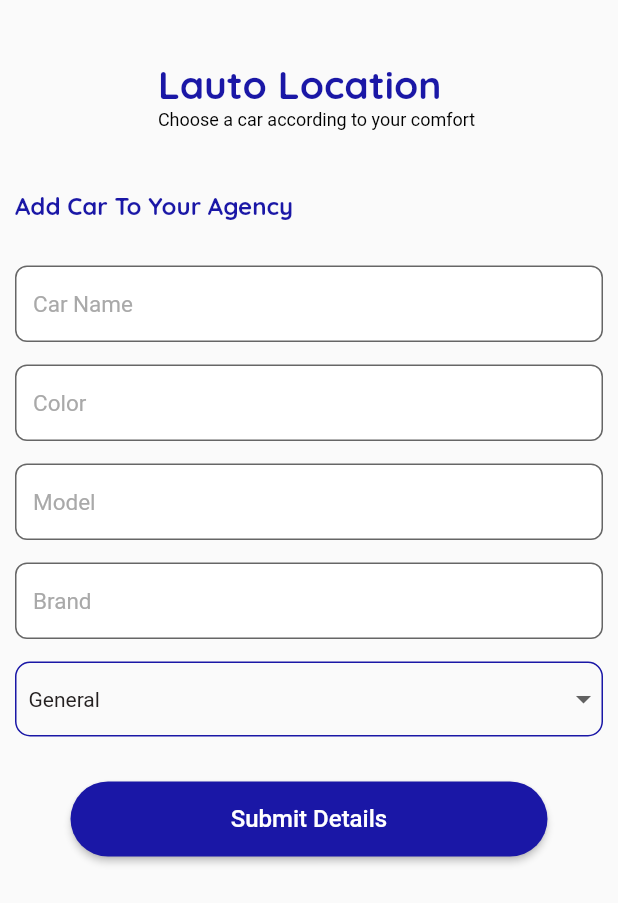
After one commit to Uzairinshallah/lauto_location, a Flutter app: the AddCar screen opened directly, on a phone screen of 412 x 824 dp. The commit adds this screen. Shown: the top 903 px of the screen. Run offline on Flutter 3.47's test engine with Material 2 defaults, Android fonts, the phone set to English and light mode, and no system bars; our stand-ins replace cloud_firestore, country_code_picker, firebase_auth, firebase_core, flutter_spinkit, google_fonts and 1 more; missing offline and left inert: phone_number; accounts and stored records are empty.

Commit message:
agency signup2

```diff
--- a/lib/screens/AuthPhone/signup_form.dart
+++ b/lib/screens/AuthPhone/signup_form.dart
@@ -65,7 +65,8 @@ class _SignUpFormState extends State<SignUpForm> {
   }
 
   Widget portraitView(BuildContext context, DataProvider model) {
-    return Column(
+    return SingleChildScrollView(
+      child: Column(
         children: [
           SizedBox(
             height: 45,
@@ -128,6 +129,7 @@ class _SignUpFormState extends State<SignUpForm> {
             ),
           ),
         ],
+      ),
     );
   }
 
--- a/lib/screens/dashboard/history_page.dart
+++ b/lib/screens/dashboard/history_page.dart
@@ -86,7 +86,7 @@ class _HistoryPageState extends State<HistoryPage> {
                         ),
                         child: Center(
                           child: Text(
-                            "Salons",
+                            "Upcomming ",
                             style: AppTextStyle.quickSand(
                               style: TextStyle(
                                   color: (controller.toggleIndex == 0)
@@ -119,7 +119,7 @@ class _HistoryPageState extends State<HistoryPage> {
                         ),
                         child: Center(
                           child: Text(
-                            "Employee",
+                            "Completed",
                             style: AppTextStyle.quickSand(
                               style: TextStyle(
                                   color: (controller.toggleIndex == 1)
--- /dev/null
+++ b/lib/screens/dashboard_a/add_car.dart
@@ -0,0 +1,137 @@
+import 'package:flutter/material.dart';
+import 'package:lauto_location/widgets/get_button.dart';
+import 'package:lauto_location/widgets/textfield_widget.dart';
+
+import '../../extras/app_text_style.dart';
+import '../../extras/colors.dart';
+import '../../extras/functions.dart';
+import 'agency_homepage.dart';
+
+class AddCar extends StatefulWidget {
+  const AddCar({Key? key}) : super(key: key);
+
+  @override
+  State<AddCar> createState() => _AddCarState();
+}
+
+class _AddCarState extends State<AddCar> {
+
+  var carName = TextEditingController();
+  var color = TextEditingController();
+  var model = TextEditingController();
+  var brand = TextEditingController();
+
+  List<String> dropDownCategory = [
+    'General',
+    'Lamborghini',
+    'Ford',
+    'Ferrari',
+  ];
+  List<String> dropDownPriority = ['Normal', 'Important', 'High'];
+  var selectedCategory = 'General';
+
+  @override
+  Widget build(BuildContext context) {
+    return Scaffold(
+      body: Padding(
+        padding: const EdgeInsets.all(10.0),
+        child: Column(
+          children: [
+            SizedBox(
+              height: 30,
+            ),
+            Padding(
+              padding: const EdgeInsets.only(left: 10),
+              child: Column(
+                crossAxisAlignment: CrossAxisAlignment.start,
+                children: [
+                  Text(
+                    'Lauto Location',
+                    style: AppTextStyle.quickSand(
+                      style: TextStyle(
+                          color: CColors.primaryColor,
+                          fontSize: 26,
+                          fontWeight: FontWeight.w700),
+                    ),
+                  ),
+                  const Text(
+                    'Choose a car according to your comfort',
+                    style: TextStyle(
+                      color: Colors.black,
+                      fontSize: 12,
+                    ),
+                    maxLines: 2,
+                  ),
+                ],
+              ),
+            ),
+            SizedBox(
+              height: 40,
+            ),
+            Align(
+              alignment: Alignment.topLeft,
+              child: Text(
+                'Add Car To Your Agency',
+                style: AppTextStyle.quickSand(
+                  style: TextStyle(
+                      color: CColors.primaryColor,
+                      fontSize: 16,
+                      fontWeight: FontWeight.w700),
+                ),
+              ),
+            ),
+            SizedBox(
+              height: 30,
+            ),
+
+            TextFieldWidget(hintText: 'Car Name', controller: carName),
+            Padding(
+              padding: const EdgeInsets.symmetric(vertical: 15.0),
+              child: TextFieldWidget(hintText: 'Color', controller: color),
+            ),
+            TextFieldWidget(hintText: 'Model', controller: model),
+            Padding(
+              padding: const EdgeInsets.symmetric(vertical: 15.0),
+              child: TextFieldWidget(hintText: 'Brand', controller: brand),
+            ),
+            Container(
+              width: double.infinity,
+              decoration: BoxDecoration(
+                  border:
+                  Border.all(color: CColors.primaryColor, width: 1),
+                  borderRadius: BorderRadius.circular(10)),
+              child: DropdownButton<String>(
+                value: selectedCategory,
+                isExpanded: true,
+                icon: const Icon(Icons.arrow_drop_down),
+                elevation: 16,
+                style: TextStyle(color: CColors.textblack),
+                underline: const SizedBox(),
+                onChanged: (String? newValue) {
+                  setState(() {
+                    selectedCategory = newValue!;
+                  });
+                },
+                items: dropDownCategory
+                    .map<DropdownMenuItem<String>>((String value) {
+                  return DropdownMenuItem<String>(
+                    value: value,
+                    child: Padding(
+                      padding: const EdgeInsets.only(left: 8.0),
+                      child: Text(value),
+                    ),
+                  );
+                }).toList(),
+              ),
+            ),
+            SizedBox(height: 30,),
+            GetButton(text: "Submit Details", onTap: (){
+              Functions.showSnackBar(context, 'Car Added Successfully');
+              Navigator.pushReplacement(context, MaterialPageRoute(builder: (context) => AgencyHomepage()));
+            })
+          ],
+        ),
+      ),
+    );
+  }
+}
--- a/lib/screens/dashboard_a/agency_homepage.dart
+++ b/lib/screens/dashboard_a/agency_homepage.dart
@@ -9,6 +9,7 @@ import '../../models/car_model.dart';
 import '../../widgets/carWidget.dart';
 import '../../widgets/search_field.dart';
 import '../drawer/get_drawer.dart';
+import 'add_car.dart';
 
 class AgencyHomepage extends StatefulWidget {
   const AgencyHomepage({Key? key}) : super(key: key);
@@ -97,6 +98,7 @@ class _AgencyHomepageState extends State<AgencyHomepage> {
         alignment: Alignment.topRight,
         child: InkWell(
           onTap: (){
+            Navigator.push(context, MaterialPageRoute(builder: (context) => AddCar()));
             // Navigator.push(context, Mater)
           },
           child: Container(
--- a/lib/screens/dashboard_a/booking.dart
+++ b/lib/screens/dashboard_a/booking.dart
@@ -39,7 +39,7 @@ class _BookingPageState extends State<BookingPage> {
                         width: 10,
                       ),
                       Text(
-                        'Booking History',
+                        'dBooking History',
                         style: AppTextStyle.quickSand(
                           style: TextStyle(
                               color: CColors.primaryColor,
--- a/lib/widgets/textfield_widget.dart
+++ b/lib/widgets/textfield_widget.dart
@@ -42,6 +42,7 @@ class TextFieldWidget extends StatelessWidget {
         color: Colors.black,
       ),
       decoration: InputDecoration(
+
         isDense: true,
         filled: true,
         hintText: hintText,
@@ -49,13 +50,15 @@ class TextFieldWidget extends StatelessWidget {
           color: CColors.darkgray,
           fontSize: 15,
         ),
+
         suffixIcon: (icon == true) ? Icon(Icons.color_lens_rounded) : null,
         fillColor: Colors.white,
-        border: const OutlineInputBorder(
+        border:  OutlineInputBorder(
           borderRadius: BorderRadius.all(
             Radius.circular(8),
           ),
-          borderSide: BorderSide(width: 0, style: BorderStyle.none),
+          borderSide: BorderSide(color: CColors.primaryColor)
+          // borderSide: BorderSide(width: 0, style: BorderStyle.none),
         ),
       ),
     );
```
Also changed, not shown: lib/widgets/carWidget.dart (+54 -54 lines), lib/widgets/completed_bookings.dart (+44 -44 lines), lib/widgets/upcoming_bookings.dart (+60 -60 lines). Lines whose indentation alone changed are shown as unchanged.
